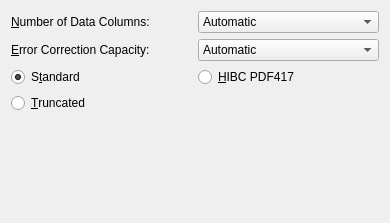
First picture: the form in frontend_qt/grpPDF417.ui, repository novcom/zint, before the edit.
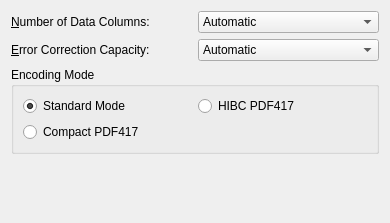
Second picture: the form after the edit.

```diff
--- a/frontend_qt/grpPDF417.ui
+++ b/frontend_qt/grpPDF417.ui
@@ -9,6 +9,12 @@
     <height>223</height>
    </rect>
   </property>
+  <property name="maximumSize">
+   <size>
+    <width>600</width>
+    <height>16777215</height>
+   </size>
+  </property>
   <property name="windowTitle" >
    <string>Form</string>
   </property>
@@ -204,31 +210,43 @@
        </item>
       </widget>
      </item>
-     <item row="2" column="0" >
-      <widget class="QRadioButton" name="radPDFStand" >
-       <property name="text" >
-        <string>S&amp;tandard</string>
-       </property>
-       <property name="checked" >
+    </layout>
+   </item>
+   <item>
+    <widget class="QGroupBox" name="groupBoxPDFEncodingMode">
+     <property name="title">
+      <string>Encoding Mode</string>
+     </property>
+     <layout class="QGridLayout" name="gridLayoutPDFEncodingMode">
+      <property name="sizeConstraint">
+       <enum>QLayout::SetMinimumSize</enum>
+      </property>
+      <item row="0" column="0">
+       <widget class="QRadioButton" name="radPDFStand">
+        <property name="text">
+         <string>Standard Mode</string>
+        </property>
+        <property name="checked">
         <bool>true</bool>
        </property>
       </widget>
      </item>
-     <item row="2" column="1" >
-      <widget class="QRadioButton" name="radPDFHIBC" >
-       <property name="text" >
-        <string>&amp;HIBC PDF417</string>
+      <item row="0" column="1">
+       <widget class="QRadioButton" name="radPDFHIBC">
+        <property name="text">
+         <string>HIBC PDF417</string>
        </property>
       </widget>
      </item>
-     <item row="3" column="0" >
-      <widget class="QRadioButton" name="radPDFTruncated" >
-       <property name="text" >
-        <string>&amp;Truncated</string>
+      <item row="1" column="0">
+       <widget class="QRadioButton" name="radPDFTruncated">
+        <property name="text">
+         <string>Compact PDF417</string>
        </property>
       </widget>
      </item>
     </layout>
+    </widget>
    </item>
    <item>
     <spacer name="verticalSpacer" >
```
Left out of the diff: 18 changed lines with no effect on the pictures. Lines whose indentation alone changed are shown as unchanged.
